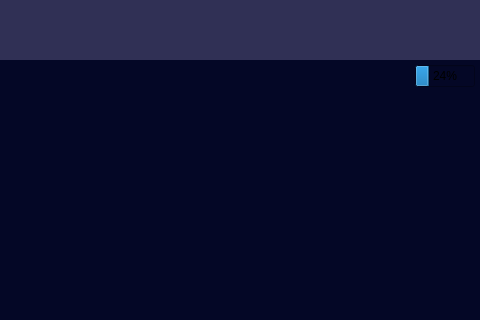
Qt form ICE-TMS-LFR0-03/ICE-TMS-LFR0-03/mainwindow.ui (Elon-joker/ICE-TMS-LFR0) before a commit; both pictures show x 1020 to 1500 and y 0 to 320 of the 1500 by 800 pixel window.
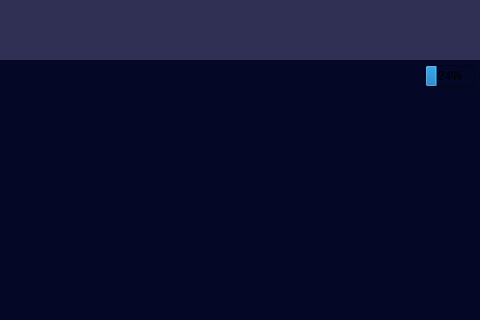
The same form after that commit. Custom widgets are drawn as their Qt base class.

What changed in the file:
```diff
--- a/ICE-TMS-LFR0-03/ICE-TMS-LFR0-03/mainwindow.ui
+++ b/ICE-TMS-LFR0-03/ICE-TMS-LFR0-03/mainwindow.ui
@@ -132,13 +132,13 @@
         </property>
         <property name="minimumSize">
          <size>
-          <width>40</width>
+          <width>50</width>
           <height>0</height>
          </size>
         </property>
         <property name="maximumSize">
          <size>
-          <width>60</width>
+          <width>50</width>
           <height>16777215</height>
          </size>
         </property>
```
